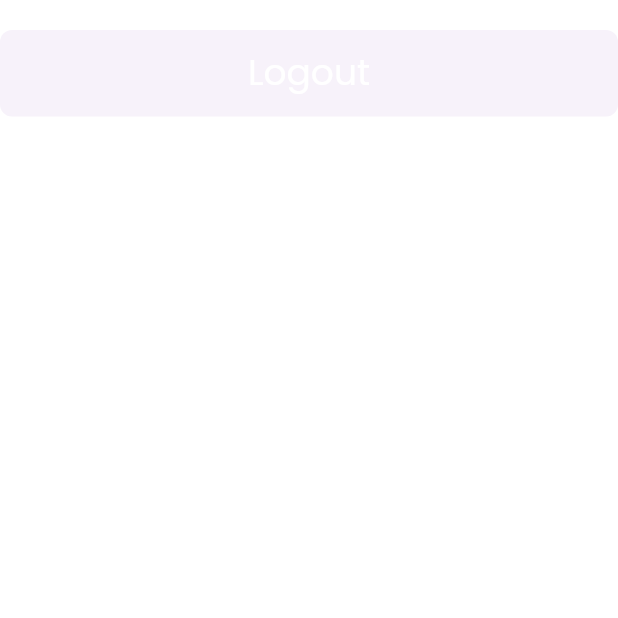
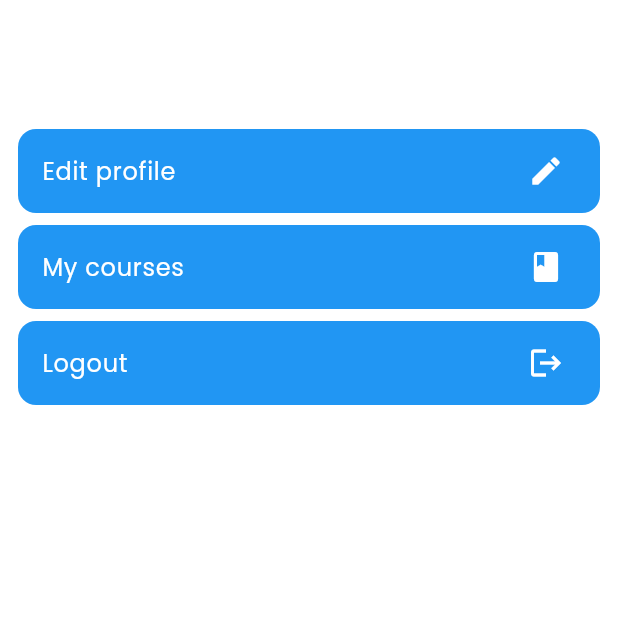
Before and after one commit to ckkashi/course_app, a Flutter app: the ProfileView screen opened directly, on a phone screen of 412 x 824 dp, the top half of it. Run offline on Flutter 3.47's test engine with Material 3 defaults, Android fonts, the phone set to English and light mode, and no system bars; our stand-ins replace cloud_firestore, firebase_auth, firebase_core, get; accounts and stored records are empty.

Commit message:
profile area completed

```diff
--- a/lib/controllers/home_screen_controller.dart
+++ b/lib/controllers/home_screen_controller.dart
@@ -1,10 +1,11 @@
 import 'package:flutter/material.dart';
+import 'package:get/get.dart';
 
-class HomeScreenController extends ChangeNotifier {
-  int _selectedIndex = 0;
-  int get selectedIndex => _selectedIndex;
+class HomeScreenController extends GetxController {
+  final _selectedIndex = 0.obs;
+  int get selectedIndex => _selectedIndex.value;
   chngSelectedIndex(int value) {
-    _selectedIndex = value;
-    notifyListeners();
+    _selectedIndex(value);
+    update();
   }
 }
--- /dev/null
+++ b/lib/models/user_model.dart
@@ -0,0 +1,27 @@
+class UserModel {
+  String? uid;
+  String? username;
+  String? email;
+  String? bio;
+  List<String>? courses;
+
+  UserModel({this.uid, this.username, this.email, this.bio, this.courses});
+
+  UserModel.fromJson(Map<String, dynamic> json) {
+    uid = json['uid'];
+    username = json['username'];
+    email = json['email'];
+    bio = json['bio'];
+    courses = json['courses'].cast<String>();
+  }
+
+  Map<String, dynamic> toJson() {
+    final Map<String, dynamic> data = new Map<String, dynamic>();
+    data['uid'] = this.uid;
+    data['username'] = this.username;
+    data['email'] = this.email;
+    data['bio'] = this.bio;
+    data['courses'] = this.courses;
+    return data;
+  }
+}
--- a/lib/screens/auth_views/profile_view.dart
+++ b/lib/screens/auth_views/profile_view.dart
@@ -1,31 +1,59 @@
 import 'package:course_app/controllers/firebase_controller.dart';
+import 'package:course_app/screens/auth_views/edit_profile_view.dart';
+import 'package:course_app/screens/my_courses_views/my_course_view.dart';
+import 'package:course_app/screens/widgets/profile_tab.dart';
 import 'package:course_app/screens/widgets/round_button.dart';
+import 'package:course_app/utils/colors.dart';
+import 'package:course_app/utils/strings.dart';
 import 'package:flutter/material.dart';
-import 'package:provider/provider.dart';
+import 'package:get/get.dart';
 
 class ProfileView extends StatelessWidget {
-  const ProfileView({super.key});
-
+  ProfileView({super.key});
+  final firebase_controller = Get.find<FirebaseController>();
   @override
   Widget build(BuildContext context) {
-    return Consumer<FirebaseController>(builder: (context, value, _) {
-      return Scaffold(
-        body: Center(
+    return Scaffold(
+      body: Padding(
+        padding: const EdgeInsets.only(top: 10.0, left: 8.0, right: 8.0),
+        child: Center(
           child: Column(
+            mainAxisAlignment: MainAxisAlignment.start,
             children: [
-              SizedBox(
-                height: 20,
+              ListTile(
+                title: Text(firebase_controller.getUserData.username!
+                    .toString()
+                    .toUpperCase()),
+                subtitle:
+                    Text(firebase_controller.getUserData.email!.toString()),
               ),
-              RoundButton(
-                  title: 'Logout',
-                  onPressed: () {
-                    value.signout();
-                  },
-                  loading: false)
+              ProfileTab(
+                  title: edit_profile_string,
+                  icon: Icons.edit,
+                  onTap: () {
+                    Get.toNamed(EditProfileView.page_id);
+                  }),
+              ProfileTab(
+                  title: my_courses_string,
+                  icon: Icons.book,
+                  onTap: () {
+                    // Get.to(() => const MyCourseView(),
+                    //     transition: Transition.circularReveal,
+                    //     );
+                    Get.toNamed(
+                      MyCourseView.page_id,
+                    );
+                  }),
+              ProfileTab(
+                  title: logout_string,
+                  icon: Icons.logout,
+                  onTap: () {
+                    firebase_controller.signout();
+                  }),
             ],
           ),
         ),
-      );
-    });
+      ),
+    );
   }
 }
--- a/lib/screens/widgets/form_field.dart
+++ b/lib/screens/widgets/form_field.dart
@@ -1,3 +1,4 @@
+import 'package:course_app/utils/colors.dart';
 import 'package:flutter/foundation.dart';
 import 'package:flutter/material.dart';
 
--- /dev/null
+++ b/lib/screens/widgets/profile_tab.dart
@@ -0,0 +1,28 @@
+import 'package:course_app/utils/colors.dart';
+import 'package:flutter/material.dart';
+
+class ProfileTab extends StatelessWidget {
+  final title;
+  final icon;
+  final onTap;
+  const ProfileTab(
+      {super.key,
+      required this.title,
+      required this.icon,
+      required this.onTap});
+
+  @override
+  Widget build(BuildContext context) {
+    return Card(
+      color: primary_color,
+      elevation: 0,
+      child: ListTile(
+        onTap: onTap,
+        textColor: bg_color,
+        iconColor: bg_color,
+        title: Text(title),
+        trailing: Icon(this.icon),
+      ),
+    );
+  }
+}
--- a/lib/screens/widgets/round_button.dart
+++ b/lib/screens/widgets/round_button.dart
@@ -27,6 +27,8 @@ class RoundButton extends StatelessWidget {
               borderRadius: BorderRadius.circular(8.0),
             ),
           ),
+          backgroundColor: MaterialStatePropertyAll(primary_color),
+          foregroundColor: MaterialStatePropertyAll(bg_color),
         ),
         onPressed: onPressed,
         child: loading
--- a/lib/utils/colors.dart
+++ b/lib/utils/colors.dart
@@ -1,6 +1,6 @@
 import 'package:flutter/material.dart';
 
-const primary_color = Colors.red;
+const primary_color = Colors.blue;
 const success_color = Colors.green;
 const bg_color = Colors.white;
 const text_color = Colors.black;
--- a/lib/utils/strings.dart
+++ b/lib/utils/strings.dart
@@ -1,2 +1,11 @@
+// ignore_for_file: constant_identifier_names
+
+const String app_name_string = 'Course App';
 const String login_string = 'Login';
 const String register_string = 'Register';
+//profile tab strings
+const String my_courses_string = 'My courses';
+const String edit_profile_string = 'Edit profile';
+const String logout_string = 'Logout';
+
+const String add_course_string = 'Add course';
--- a/pubspec.yaml
+++ b/pubspec.yaml
@@ -36,8 +36,10 @@ dependencies:
   # Use with the CupertinoIcons class for iOS style icons.
   cupertino_icons: ^1.0.2
   firebase_core: ^2.24.2
-  provider: ^6.1.1
   firebase_auth: ^4.16.0
+  cloud_firestore: ^4.15.4
+  get: ^4.6.6
+
 
 dev_dependencies:
   flutter_test:
```
Also changed, not shown: lib/controllers/firebase_controller.dart (+82 -22 lines), lib/main.dart (+14 -12 lines), lib/screens/auth_views/edit_profile_view.dart (added, +71 -0 lines), lib/screens/auth_views/login_view.dart (+7 -8 lines), lib/screens/auth_views/register_view.dart (+7 -7 lines), lib/screens/home_screen.dart (+20 -12 lines), lib/screens/my_courses_views/add_course_view.dart (added, +21 -0 lines), lib/screens/my_courses_views/my_course_view.dart (added, +30 -0 lines), lib/screens/navigations_views/account_nav_view.dart (+14 -7 lines), lib/screens/widgets/form_text_area.dart (added, +32 -0 lines), pubspec.lock, 4 other files.
